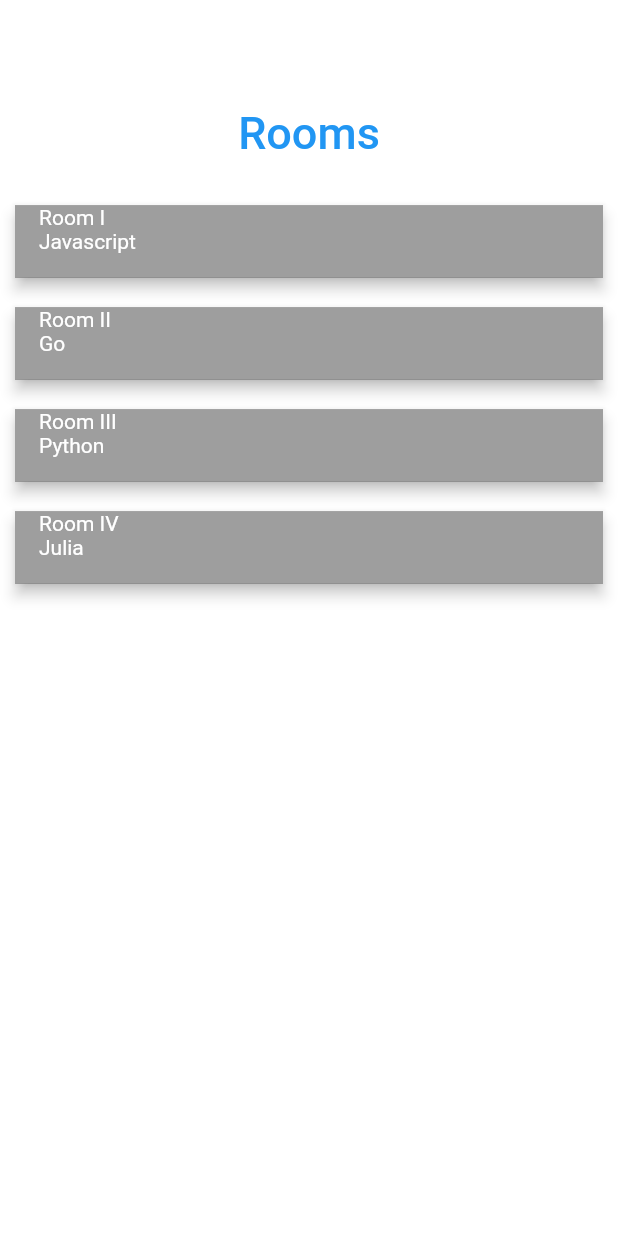
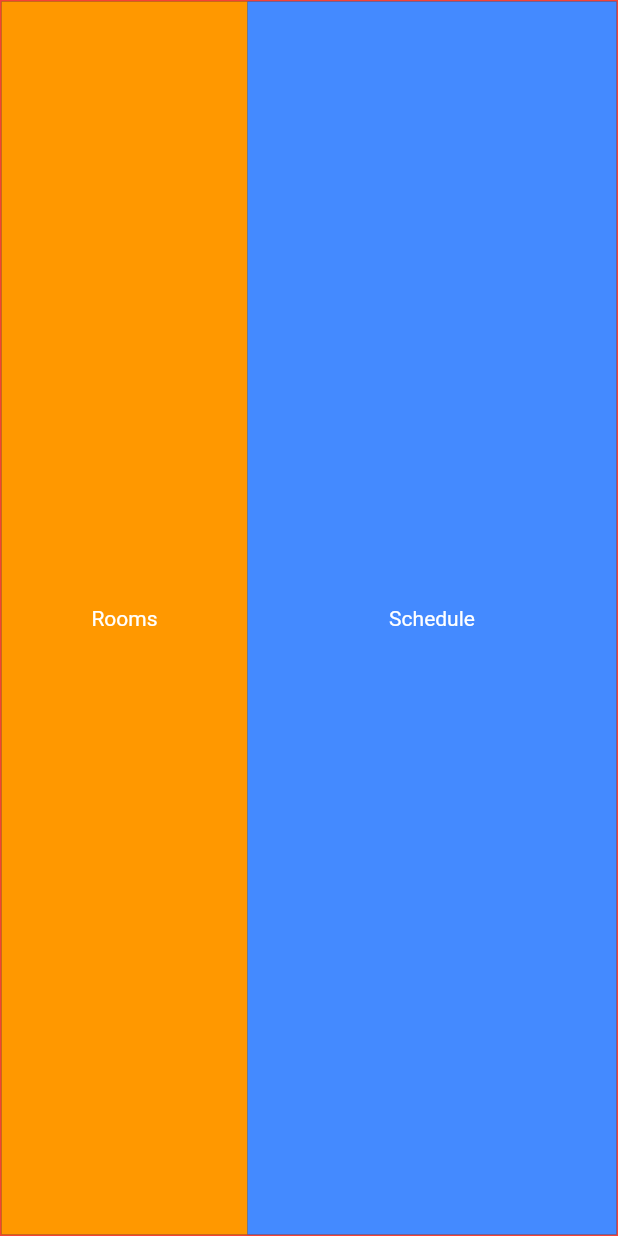
Before and after one commit to silverswords/muses, a Flutter app: the RoomPage screen opened by its route, on a phone screen of 412 x 824 dp. Run offline on Flutter 3.47's test engine with Material 2 defaults, Android fonts, the phone set to English and light mode, and no system bars; missing offline and left inert: dart:html, dart:js; statements that could not run were skipped.

Commit message:
room page

```diff
--- a/lib/constants/dim.dart
+++ /dev/null
@@ -1 +0,0 @@
-const double desktopDisplay1FontDelta = 16;
--- a/lib/view/room/view.dart
+++ b/lib/view/room/view.dart
@@ -1,106 +1,52 @@
 import 'package:flutter/material.dart';
 
-import 'package:muses/constants/dim.dart';
 import 'package:muses/routing/names.dart';
 
-const _horizontalPadding = 32.0;
 class RoomPage extends StatelessWidget {
   @override
   Widget build(BuildContext context) {
-    return Column(
-      children: [
-        SizedBox(height: 8),
-        Container(
-          margin: EdgeInsets.symmetric(horizontal: _horizontalPadding),
-          child: _RoomHeader(),
+    final theme = Theme.of(context);
+    return Scaffold(
+      body: SafeArea(
+        child: Theme(
+          data: theme.copyWith(
+            splashColor: Colors.transparent,
+            highlightColor: Colors.transparent,
           ),
-        RoomCard(title: 'Room I', subtitle: 'Javascript'),
-        RoomCard(title: 'Room II', subtitle: 'Go'),
-        RoomCard(title: 'Room III', subtitle: 'Python'),
-        RoomCard(title: 'Room IV', subtitle: 'Julia'),
-      ],
-    );
-  }
-}
-
-class Header extends StatelessWidget {
-  const Header({this.color, this.text});
-
-  final Color color;
-  final String text;
-
-  @override
-  Widget build(BuildContext context) {
-    return Padding(
-      padding: EdgeInsets.only(
-        top: 63,
-        bottom: 21,
-      ),
-      child: Text(
-        text,
-        style: Theme.of(context).textTheme.bodyText1.apply(
-          color: color,
-          fontSizeDelta: desktopDisplay1FontDelta,
+          child: Container(
+            decoration: BoxDecoration(
+              border: Border.all(
+                color: Colors.red,
               ),
             ),
-    );
-  }
-}
-
-class _RoomHeader extends StatelessWidget {
-  @override
-  Widget build(BuildContext context) {
-    return Header(
-      color: Theme.of(context).colorScheme.primary,
-      text: 'Rooms',
-    );
-  }
-}
-
-class RoomCard extends StatelessWidget {
-  const RoomCard({
-    Key key,
-    this.title,
-    this.subtitle,
-  }) : super(key: key);
-
-  final String title;
-  final String subtitle;
-
-  @override
-  Widget build(BuildContext context) {
-    return Container(
-      color: Theme.of(context).backgroundColor,
-      width: 400,
-      margin:
-          EdgeInsets.all(10),
-      child: Material(
-        elevation: 4,
-        //shape: RoundedRectangleBorder(borderRadius: BorderRadius.circular(10)),
-        clipBehavior: Clip.antiAlias,
-        color: Colors.grey,
             child: InkWell(
               onTap: () {
                 Navigator.pushNamed(context, HomePageRoute);
               },
-          child:
-            Padding(
-              padding: EdgeInsetsDirectional.fromSTEB(16, 0, 16, 16),
-              child: Column(
-                crossAxisAlignment: CrossAxisAlignment.start,
-                mainAxisAlignment: MainAxisAlignment.end,
+              child: Row(
+                //mainAxisSize: MainAxisSize.max,
+                crossAxisAlignment: CrossAxisAlignment.stretch,
                 children: [
-                  Text(
-                    title,
-                    maxLines: 3,
-                    overflow: TextOverflow.visible,
+                  Expanded(
+                    flex: 2,
+                    child: Container(
+                      color: Colors.orange,
+                      child: Center(
+                        child: Text('Rooms')
                       ),
-                  Text(
-                    subtitle,
-                    maxLines: 5,
-                    overflow: TextOverflow.visible,
+                    ),
+                  ),
+                  Expanded(
+                    flex: 3,
+                    child: Container(
+                      color: Colors.blueAccent,
+                      child: Center(
+                        child: Text('Schedule')
+                      ),
+                    )
                   ),
                 ],
+              ),
             ),
           ),
         ),
```
Lines whose indentation alone changed are shown as unchanged.
